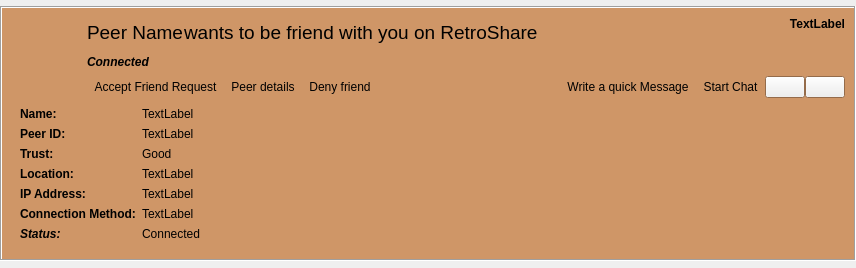
This is retroshare-gui/src/gui/feeds/SecurityItem.ui in RetroShare/RetroShare as Qt 5 draws it before an edit. The edited form follows.
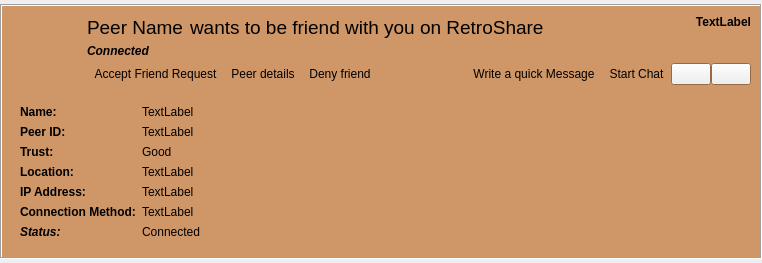
This is the edited form. Icons and pictures are not drawn. Custom widgets are drawn as their Qt base class.

Commit message: Improving some layouts for the Feed Items Update Splash Image

What changed in the file:
```diff
--- a/retroshare-gui/src/gui/feeds/SecurityItem.ui
+++ b/retroshare-gui/src/gui/feeds/SecurityItem.ui
@@ -6,8 +6,8 @@
    <rect>
     <x>0</x>
     <y>0</y>
-    <width>856</width>
-    <height>268</height>
+    <width>762</width>
+    <height>263</height>
    </rect>
   </property>
   <layout class="QGridLayout">
@@ -108,6 +108,12 @@
          </item>
          <item row="0" column="1">
           <layout class="QGridLayout">
+           <property name="horizontalSpacing">
+            <number>6</number>
+           </property>
+           <property name="verticalSpacing">
+            <number>0</number>
+           </property>
            <item row="0" column="0">
             <widget class="QLabel" name="peerNameLabel">
              <property name="font">
@@ -133,9 +139,13 @@
              </property>
              <property name="font">
               <font>
+               <family>Tahoma</family>
+               <pointsize>9</pointsize>
                <weight>75</weight>
                <italic>true</italic>
                <bold>true</bold>
+               <stylestrategy>PreferAntialias</stylestrategy>
+               <kerning>true</kerning>
               </font>
              </property>
              <property name="text">
@@ -397,6 +407,19 @@
            </item>
           </layout>
          </item>
+         <item row="2" column="0" colspan="3">
+          <spacer name="verticalSpacer">
+           <property name="orientation">
+            <enum>Qt::Vertical</enum>
+           </property>
+           <property name="sizeHint" stdset="0">
+            <size>
+             <width>10</width>
+             <height>1</height>
+            </size>
+           </property>
+          </spacer>
+         </item>
         </layout>
        </widget>
       </item>
```
The commit also changes 3 other files.
